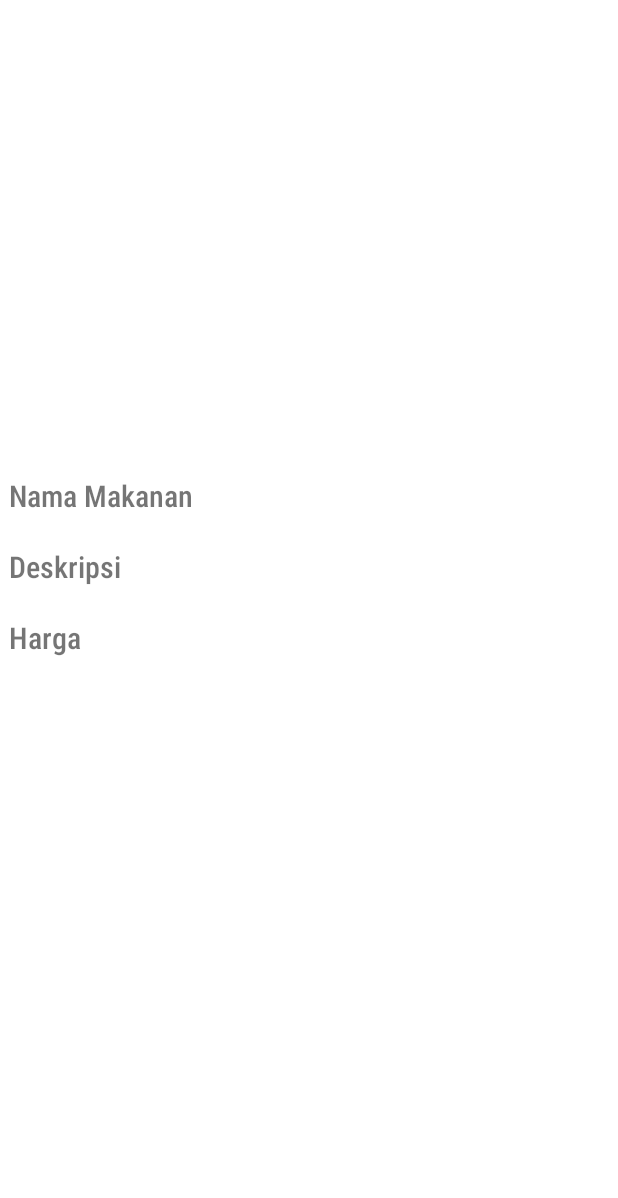
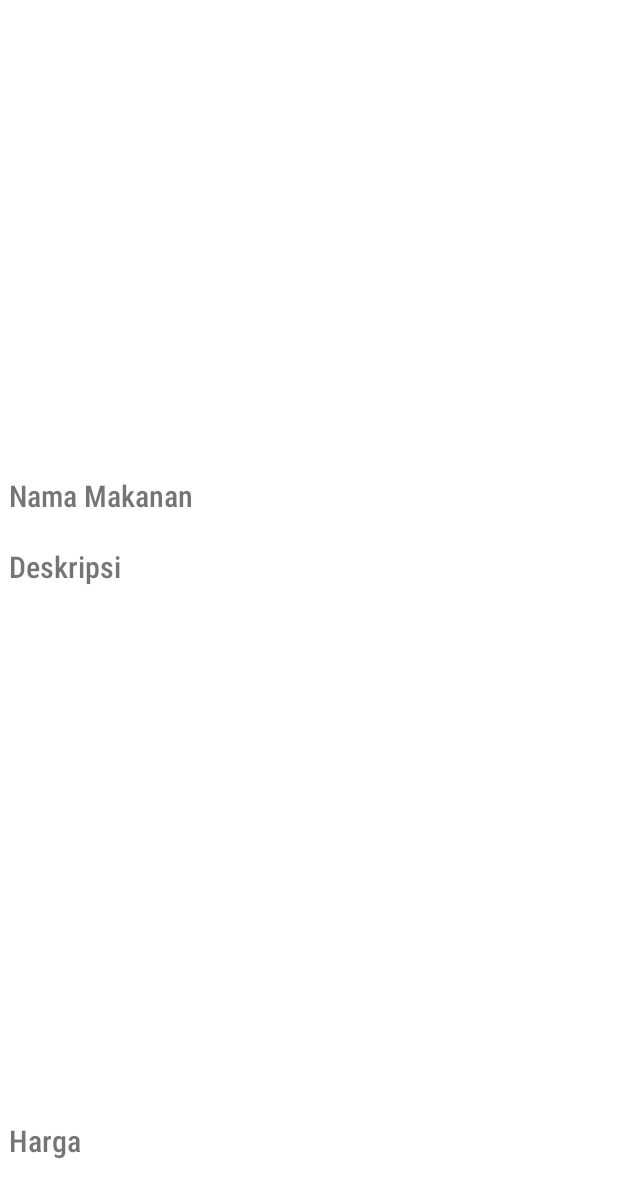
Before and after one commit to StrikerEureka/MenuMakanan, an Android app: the layout activity_detail.xml on its own in the app's theme, with its tools: preview values and no code run, on a phone screen of 412 x 824 dp. Shown: the top 1198 px of the screen. Run offline under Robolectric (Android 15) with nearby library versions, the phone set to English and light mode, and no system bars.

Commit message:
Second commit

```diff
--- a/app/src/main/java/com/example/menumakanan/DetailActivity.java
+++ b/app/src/main/java/com/example/menumakanan/DetailActivity.java
@@ -33,7 +33,7 @@ public class DetailActivity extends AppCompatActivity {
         tvNama.setText(nama);
 
         hargadetail = findViewById(R.id.hargadetail);
-        hargadetail.setText(harga);
+        hargadetail.setText("Harga : "+harga);
 
         deskripsidetail = findViewById(R.id.deskripsidetail);
         deskripsidetail.setText(deskripsi);
--- a/app/src/main/res/layout/activity_detail.xml
+++ b/app/src/main/res/layout/activity_detail.xml
@@ -23,17 +23,19 @@
         android:layout_marginTop="30dp"
         android:fontFamily="sans-serif-condensed-medium"
         android:text="Nama Makanan"
+        android:textAlignment="textStart"
         android:textSize="20sp"
         app:layout_constraintStart_toStartOf="@+id/gambardetail"
         app:layout_constraintTop_toBottomOf="@+id/gambardetail" />
 
     <TextView
         android:id="@+id/deskripsidetail"
-        android:layout_width="wrap_content"
-        android:layout_height="wrap_content"
+        android:layout_width="600px"
+        android:layout_height="600px"
         android:layout_marginTop="20dp"
         android:fontFamily="sans-serif-condensed-medium"
         android:text="Deskripsi"
+        android:textAlignment="textStart"
         android:textSize="20sp"
         app:layout_constraintStart_toStartOf="@+id/tv_nama"
         app:layout_constraintTop_toBottomOf="@+id/tv_nama" />
@@ -42,10 +44,11 @@
         android:id="@+id/hargadetail"
         android:layout_width="wrap_content"
         android:layout_height="wrap_content"
-        android:layout_marginTop="20dp"
+        android:layout_marginBottom="50dp"
         android:fontFamily="sans-serif-condensed-medium"
         android:text="Harga"
+        android:textAlignment="textStart"
         android:textSize="20sp"
-        app:layout_constraintStart_toStartOf="@+id/deskripsidetail"
-        app:layout_constraintTop_toBottomOf="@+id/deskripsidetail" />
+        app:layout_constraintBottom_toBottomOf="parent"
+        app:layout_constraintStart_toStartOf="@+id/deskripsidetail" />
 </androidx.constraintlayout.widget.ConstraintLayout>
--- a/app/src/main/res/values-night/themes.xml
+++ b/app/src/main/res/values-night/themes.xml
@@ -2,8 +2,8 @@
     <!-- Base application theme. -->
     <style name="Theme.MenuMakanan" parent="Theme.MaterialComponents.DayNight.DarkActionBar">
         <!-- Primary brand color. -->
-        <item name="colorPrimary">@color/purple_200</item>
-        <item name="colorPrimaryVariant">@color/purple_700</item>
+        <item name="colorPrimary">@color/grey</item>
+        <item name="colorPrimaryVariant">@color/black</item>
         <item name="colorOnPrimary">@color/black</item>
         <!-- Secondary brand color. -->
         <item name="colorSecondary">@color/teal_200</item>
--- a/app/src/main/res/values/colors.xml
+++ b/app/src/main/res/values/colors.xml
@@ -1,7 +1,7 @@
 <?xml version="1.0" encoding="utf-8"?>
 <resources>
     <color name="purple_200">#FFBB86FC</color>
-    <color name="purple_500">#FF6200EE</color>
+    <color name="grey">#6E7C85</color>
     <color name="purple_700">#FF3700B3</color>
     <color name="teal_200">#FF03DAC5</color>
     <color name="teal_700">#FF018786</color>
--- a/app/src/main/res/values/themes.xml
+++ b/app/src/main/res/values/themes.xml
@@ -2,8 +2,8 @@
     <!-- Base application theme. -->
     <style name="Theme.MenuMakanan" parent="Theme.MaterialComponents.DayNight.DarkActionBar">
         <!-- Primary brand color. -->
-        <item name="colorPrimary">@color/purple_500</item>
-        <item name="colorPrimaryVariant">@color/purple_700</item>
+        <item name="colorPrimary">@color/grey</item>
+        <item name="colorPrimaryVariant">@color/black</item>
         <item name="colorOnPrimary">@color/white</item>
         <!-- Secondary brand color. -->
         <item name="colorSecondary">@color/teal_200</item>
```
Also changed, not shown: app/src/main/java/com/example/menumakanan/MainActivity.java (+6 -6 lines).
